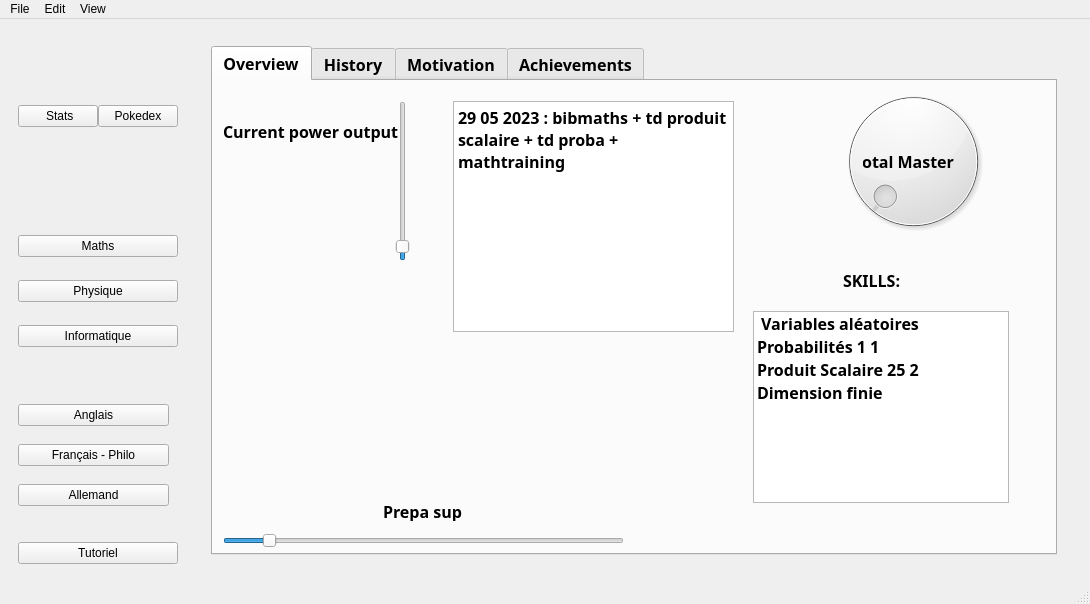
Old version of the form mainwindow.ui in the repository Laytongentleman/Neophyte.
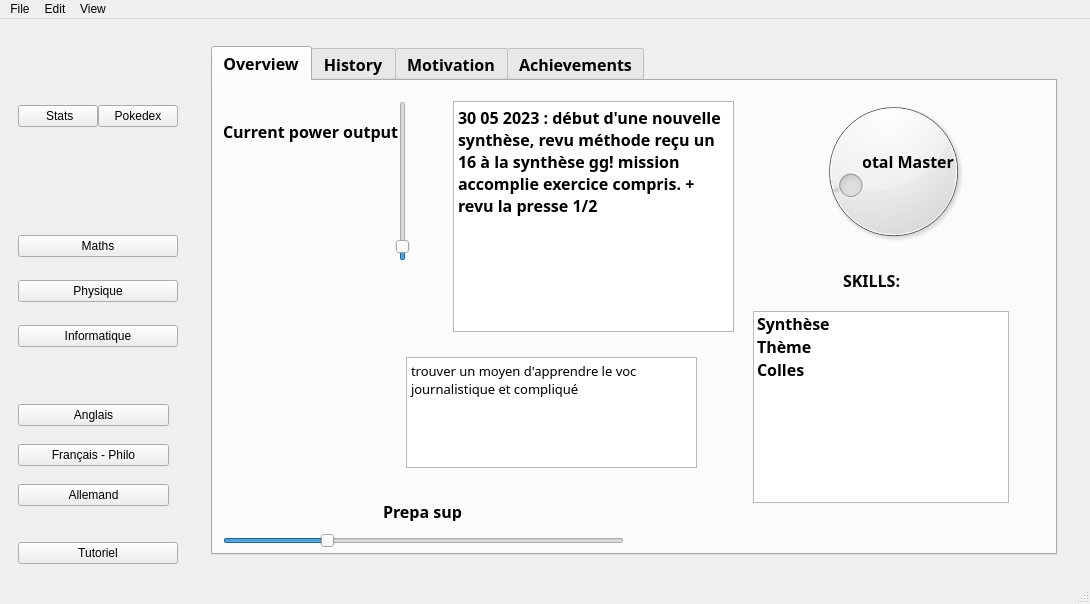
New version of the form. The open tabs and pages were chosen to show the change. Icons and pictures are not drawn.

```diff
--- a/mainwindow.ui
+++ b/mainwindow.ui
@@ -81,7 +81,7 @@
                 <number>100</number>
                </property>
                <property name="value">
-                <number>3</number>
+                <number>25</number>
                </property>
                <property name="wrapping">
                 <bool>false</bool>
@@ -119,17 +119,27 @@
                </property>
                <item>
                 <property name="text">
-                 <string> Variables aléatoires </string>
+                 <string> Variables aléatoires 3.5 0.2</string>
                 </property>
                </item>
                <item>
                 <property name="text">
-                 <string>Probabilités 1 1</string>
+                 <string>Matrice Orthogonales et isométries cours 1</string>
                 </property>
                </item>
                <item>
                 <property name="text">
-                 <string>Produit Scalaire 25 2</string>
+                 <string>Probabilités 2 2</string>
+                </property>
+               </item>
+               <item>
+                <property name="text">
+                 <string>Produit Scalaire 30 2</string>
+                </property>
+               </item>
+               <item>
+                <property name="text">
+                 <string>Intégration</string>
                 </property>
                </item>
                <item>
@@ -248,8 +258,7 @@
                 </rect>
                </property>
                <property name="plainText">
-                <string>29 05 2023 : bibmaths + td produit scalaire + td proba + mathtraining
-</string>
+                <string/>
                </property>
               </widget>
               <widget class="QLabel" name="label_5">
@@ -870,6 +879,290 @@
            </item>
           </layout>
          </widget>
+         <widget class="QWidget" name="pageanglais">
+          <layout class="QGridLayout" name="gridLayout_9">
+           <item row="0" column="0">
+            <widget class="QTabWidget" name="TabWidget_5">
+             <property name="font">
+              <font>
+               <family>Clean</family>
+               <pointsize>12</pointsize>
+               <weight>75</weight>
+               <italic>false</italic>
+               <bold>true</bold>
+              </font>
+             </property>
+             <property name="currentIndex">
+              <number>0</number>
+             </property>
+             <widget class="QWidget" name="tabmain_4">
+              <attribute name="title">
+               <string>Overview</string>
+              </attribute>
+              <widget class="QDial" name="Mastery_4">
+               <property name="geometry">
+                <rect>
+                 <x>570</x>
+                 <y>10</y>
+                 <width>221</width>
+                 <height>161</height>
+                </rect>
+               </property>
+               <property name="maximum">
+                <number>100</number>
+               </property>
+               <property name="value">
+                <number>14</number>
+               </property>
+               <property name="wrapping">
+                <bool>false</bool>
+               </property>
+              </widget>
+              <widget class="QLabel" name="label_16">
+               <property name="geometry">
+                <rect>
+                 <x>650</x>
+                 <y>50</y>
+                 <width>91</width>
+                 <height>61</height>
+                </rect>
+               </property>
+               <property name="font">
+                <font>
+                 <family>ClearlyU</family>
+                </font>
+               </property>
+               <property name="text">
+                <string>Total Mastery</string>
+               </property>
+               <property name="alignment">
+                <set>Qt::AlignCenter</set>
+               </property>
+              </widget>
+              <widget class="QListWidget" name="listWidget_4">
+               <property name="geometry">
+                <rect>
+                 <x>540</x>
+                 <y>230</y>
+                 <width>256</width>
+                 <height>192</height>
+                </rect>
+               </property>
+               <item>
+                <property name="text">
+                 <string>Synthèse</string>
+                </property>
+               </item>
+               <item>
+                <property name="text">
+                 <string>Thème</string>
+                </property>
+               </item>
+               <item>
+                <property name="text">
+                 <string>Colles</string>
+                </property>
+               </item>
+              </widget>
+              <widget class="QLabel" name="label_17">
+               <property name="geometry">
+                <rect>
+                 <x>30</x>
+                 <y>190</y>
+                 <width>111</width>
+                 <height>121</height>
+                </rect>
+               </property>
+               <property name="maximumSize">
+                <size>
+                 <width>16777215</width>
+                 <height>16777215</height>
+                </size>
+               </property>
+               <property name="text">
+                <string/>
+               </property>
+               <property name="pixmap">
+                <pixmap>../../../.designer/backup/res/ronflex.png</pixmap>
+               </property>
+               <property name="scaledContents">
+                <bool>true</bool>
+               </property>
+               <property name="indent">
+                <number>-1</number>
+               </property>
+              </widget>
+              <widget class="QSlider" name="verticalSlider_4">
+               <property name="geometry">
+                <rect>
+                 <x>180</x>
+                 <y>20</y>
+                 <width>20</width>
+                 <height>160</height>
+                </rect>
+               </property>
+               <property name="font">
+                <font>
+                 <italic>true</italic>
+                </font>
+               </property>
+               <property name="value">
+                <number>5</number>
+               </property>
+               <property name="orientation">
+                <enum>Qt::Vertical</enum>
+               </property>
+              </widget>
+              <widget class="QSlider" name="horizontalSlider_4">
+               <property name="geometry">
+                <rect>
+                 <x>10</x>
+                 <y>450</y>
+                 <width>401</width>
+                 <height>20</height>
+                </rect>
+               </property>
+               <property name="value">
+                <number>25</number>
+               </property>
+               <property name="orientation">
+                <enum>Qt::Horizontal</enum>
+               </property>
+              </widget>
+              <widget class="QLabel" name="label_18">
+               <property name="geometry">
+                <rect>
+                 <x>10</x>
+                 <y>30</y>
+                 <width>201</width>
+                 <height>41</height>
+                </rect>
+               </property>
+               <property name="font">
+                <font>
+                 <family>Clean</family>
+                 <pointsize>12</pointsize>
+                 <weight>75</weight>
+                 <italic>false</italic>
+                 <bold>true</bold>
+                </font>
+               </property>
+               <property name="text">
+                <string>Current power output</string>
+               </property>
+              </widget>
+              <widget class="QLabel" name="label_19">
+               <property name="geometry">
+                <rect>
+                 <x>170</x>
+                 <y>420</y>
+                 <width>81</width>
+                 <height>20</height>
+                </rect>
+               </property>
+               <property name="text">
+                <string>Prepa sup</string>
+               </property>
+              </widget>
+              <widget class="QPlainTextEdit" name="plainTextEdit_10">
+               <property name="geometry">
+                <rect>
+                 <x>240</x>
+                 <y>20</y>
+                 <width>281</width>
+                 <height>231</height>
+                </rect>
+               </property>
+               <property name="plainText">
+                <string>30 05 2023 : début d'une nouvelle synthèse, revu méthode reçu un 16 à la synthèse gg! mission accomplie exercice compris. + revu la presse 1/2
+</string>
+               </property>
+              </widget>
+              <widget class="QLabel" name="label_20">
+               <property name="geometry">
+                <rect>
+                 <x>630</x>
+                 <y>190</y>
+                 <width>57</width>
+                 <height>18</height>
+                </rect>
+               </property>
+               <property name="font">
+                <font>
+                 <family>Clean</family>
+                 <pointsize>12</pointsize>
+                </font>
+               </property>
+               <property name="text">
+                <string>SKILLS:</string>
+               </property>
+              </widget>
+              <widget class="QTextEdit" name="textEdit_2">
+               <property name="geometry">
+                <rect>
+                 <x>193</x>
+                 <y>276</y>
+                 <width>291</width>
+                 <height>111</height>
+                </rect>
+               </property>
+               <property name="html">
+                <string>&lt;!DOCTYPE HTML PUBLIC &quot;-//W3C//DTD HTML 4.0//EN&quot; &quot;http://www.w3.org/TR/REC-html40/strict.dtd&quot;&gt;
+&lt;html&gt;&lt;head&gt;&lt;meta name=&quot;qrichtext&quot; content=&quot;1&quot; /&gt;&lt;style type=&quot;text/css&quot;&gt;
+p, li { white-space: pre-wrap; }
+&lt;/style&gt;&lt;/head&gt;&lt;body style=&quot; font-family:'Noto Sans'; font-size:10pt; font-weight:400; font-style:normal;&quot;&gt;
+&lt;p style=&quot; margin-top:0px; margin-bottom:0px; margin-left:0px; margin-right:0px; -qt-block-indent:0; text-indent:0px;&quot;&gt;trouver un moyen d'apprendre le voc journalistique et compliqué&lt;/p&gt;
+&lt;p style=&quot;-qt-paragraph-type:empty; margin-top:0px; margin-bottom:0px; margin-left:0px; margin-right:0px; -qt-block-indent:0; text-indent:0px;&quot;&gt;&lt;br /&gt;&lt;/p&gt;&lt;/body&gt;&lt;/html&gt;</string>
+               </property>
+              </widget>
+             </widget>
+             <widget class="QWidget" name="tab_12">
+              <attribute name="title">
+               <string>History</string>
+              </attribute>
+              <widget class="QPlainTextEdit" name="plainTextEdit_11">
+               <property name="geometry">
+                <rect>
+                 <x>0</x>
+                 <y>10</y>
+                 <width>601</width>
+                 <height>451</height>
+                </rect>
+               </property>
+               <property name="plainText">
+                <string>29 05 2023</string>
+               </property>
+              </widget>
+             </widget>
+             <widget class="QWidget" name="tab_13">
+              <attribute name="title">
+               <string>Motivation</string>
+              </attribute>
+              <widget class="QPlainTextEdit" name="plainTextEdit_12">
+               <property name="geometry">
+                <rect>
+                 <x>40</x>
+                 <y>50</y>
+                 <width>611</width>
+                 <height>371</height>
+                </rect>
+               </property>
+               <property name="plainText">
+                <string>Les maths c'est pas seulement du fun</string>
+               </property>
+              </widget>
+             </widget>
+             <widget class="QWidget" name="tab_14">
+              <attribute name="title">
+               <string>Achievements</string>
+              </attribute>
+             </widget>
+            </widget>
+           </item>
+          </layout>
+         </widget>
+         <widget class="QWidget" name="page_3"/>
+         <widget class="QWidget" name="page_4"/>
          <widget class="QWidget" name="pagetuto">
           <layout class="QGridLayout" name="gridLayout_6">
            <item row="0" column="0">
```
Left out of the diff: 125 changed lines with no effect on the pictures.
